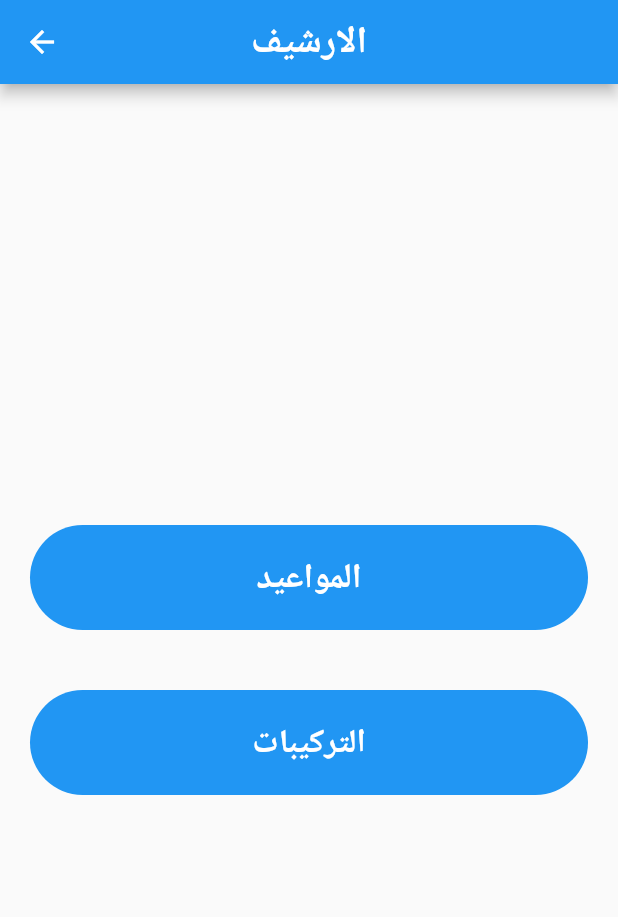
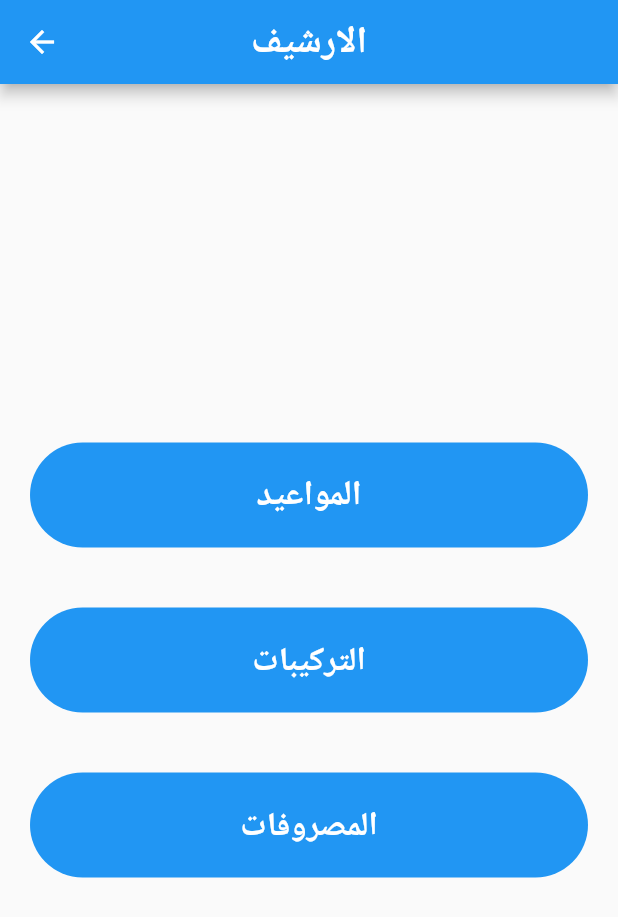
Before and after one commit to ibrahimMedhat-1/pioneer, a Flutter app: the Archives screen opened directly, on a phone screen of 412 x 824 dp. Shown: the top 917 px of the screen. Run offline on Flutter 3.47's test engine with Material 2 defaults, Android fonts, the phone set to English and light mode, and no system bars; our stand-ins replace cloud_firestore, firebase_auth, firebase_core, flutter_bloc; missing offline and left inert: flutter_dropdown; accounts and stored records are empty.

Commit message:
view expenses in archives

```diff
--- a/lib/view/archives/archives.dart
+++ b/lib/view/archives/archives.dart
@@ -1,4 +1,5 @@
 import 'package:flutter/material.dart';
+import 'package:pioneer/view/archives_expenses/archives_expenses.dart';
 
 import '../archives_daily/archives_daily.dart';
 import '../archives_fixtures/archives_fixtures.dart';
@@ -70,6 +71,34 @@ class Archives extends StatelessWidget {
                   ),
                 ),
               ),
+              const SizedBox(height: 40),
+              Container(
+                height: 70,
+                decoration: BoxDecoration(
+                  borderRadius: BorderRadius.circular(50),
+                  color: Colors.blue,
+                ),
+                child: MaterialButton(
+                  onPressed: () {
+                    Navigator.push(context, MaterialPageRoute(builder: (builder) => const ArchiveExpenses()));
+                  },
+                  child: const Row(
+                    children: [
+                      Expanded(
+                        child: Center(
+                          child: Text(
+                              style: TextStyle(
+                                color: Colors.white,
+                                fontWeight: FontWeight.bold,
+                                fontSize: 22,
+                              ),
+                              'المصروفات'),
+                        ),
+                      ),
+                    ],
+                  ),
+                ),
+              ),
             ],
           ),
         ),
--- a/lib/view_model/expenses_cubit/expenses_cubit.dart
+++ b/lib/view_model/expenses_cubit/expenses_cubit.dart
@@ -32,6 +32,12 @@ class ExpensesCubit extends Cubit<ExpensesState> {
     }).then((value) {
       String docId = value.id;
       FirebaseFirestore.instance.collection('Expenses').doc(docId).update({'id': docId});
+      FirebaseFirestore.instance.collection('ExpensesDoctor').doc(docId).set({
+        'details': details,
+        'price': price,
+        'date': date,
+        'id': docId,
+      });
       detailsController.text = '';
       priceController.text = '';
       stringDate = 'التاريخ';
```
Also changed, not shown: lib/model/expenses_model.dart (added, +17 -0 lines), lib/view/archives_expenses/archives_expenses.dart (added, +59 -0 lines), lib/view_model/archives_expenses_cubit/archives_expenses_cubit.dart (added, +48 -0 lines), lib/view_model/archives_expenses_cubit/archives_expenses_state.dart (added, +8 -0 lines).
